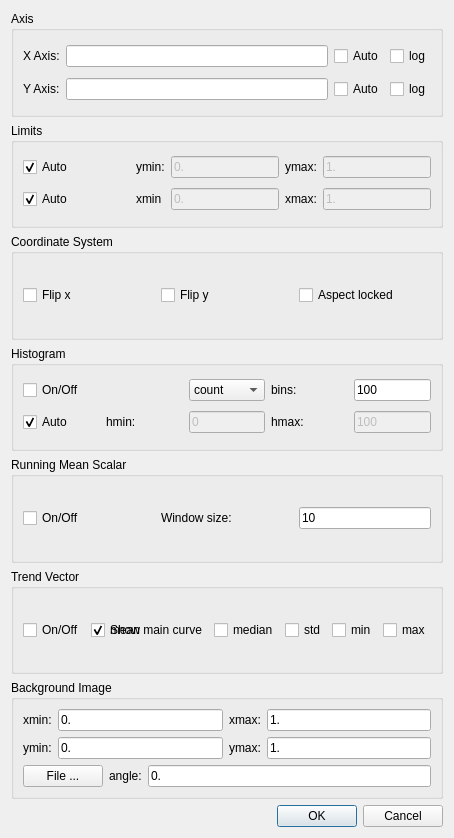
Old version of the form src/interface/ui/line_plot_settings.ui in the repository FXIhub/hummingbird.
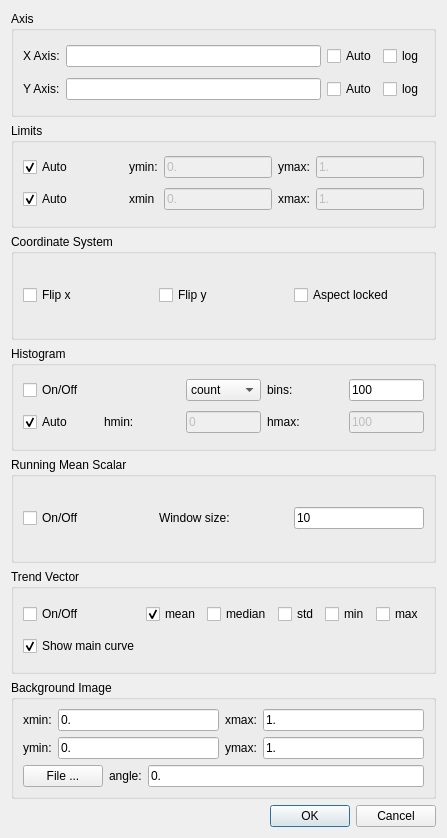
New version of the form.

Commit message: Avoid ugly layout issue

```diff
--- a/src/interface/ui/line_plot_settings.ui
+++ b/src/interface/ui/line_plot_settings.ui
@@ -503,7 +503,7 @@
         </property>
        </widget>
       </item>
-       <item row="0" column="1">
+       <item row="1" column="0">
          <widget class="QCheckBox" name="showMainLine">
            <property name="text">
              <string>Show main curve</string>
```
